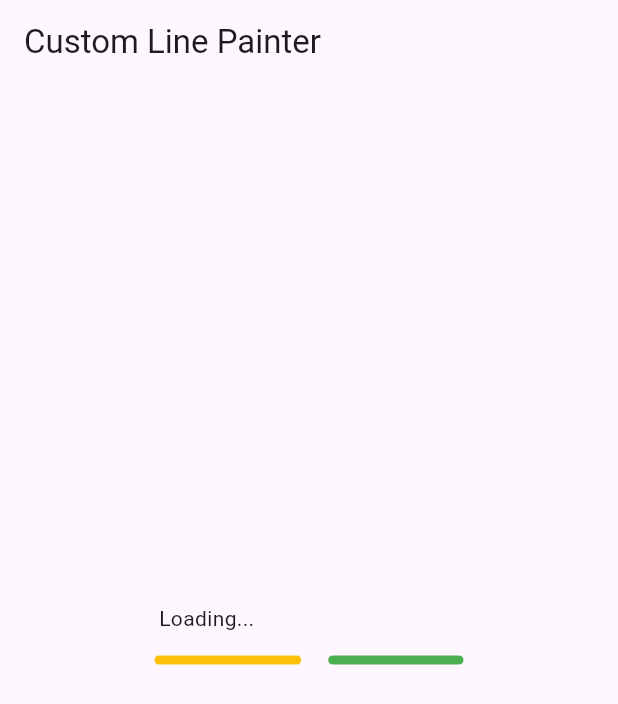
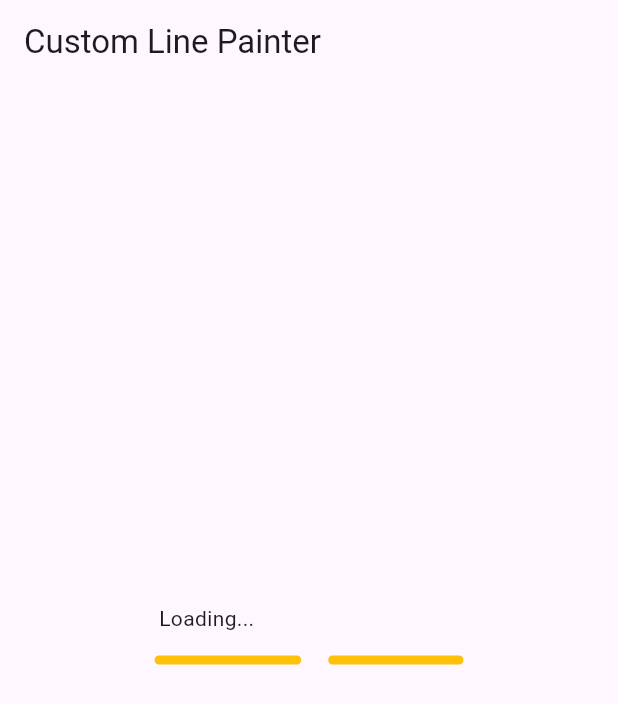
Before and after one commit to MatoroA/Custome-view-line, a Flutter app: the screen it shows after launch, on a phone screen of 412 x 824 dp. Shown: the top 704 px of the screen. Run offline on Flutter 3.47's test engine with Material 3 defaults, Android fonts, the light colour scheme and no system bars.

Commit message:
custom loader

```diff
--- a/lib/paint/line_painter.dart
+++ b/lib/paint/line_painter.dart
@@ -13,12 +13,6 @@ class LinePainter extends CustomPainter {
     ..strokeWidth = 6
     ..strokeCap = StrokeCap.round;
 
-  static final linePaintTest = Paint()
-    ..color = Colors.green
-    ..style = PaintingStyle.stroke
-    ..strokeWidth = 6
-    ..strokeCap = StrokeCap.round;
-
   static const _gap = 12.0;
 
   @override
@@ -30,8 +24,11 @@ class LinePainter extends CustomPainter {
     final point2 = min(widthProgress, size.width);
 
     canvas.drawLine(Offset(0, height), Offset(point1, height), linePaint);
-    canvas.drawLine(Offset(point2 + _gap, height), Offset(size.width, height),
-        linePaintTest);
+    canvas.drawLine(
+      Offset(point2 + _gap, height),
+      Offset(size.width, height),
+      linePaint,
+    );
   }
 
   @override
```
